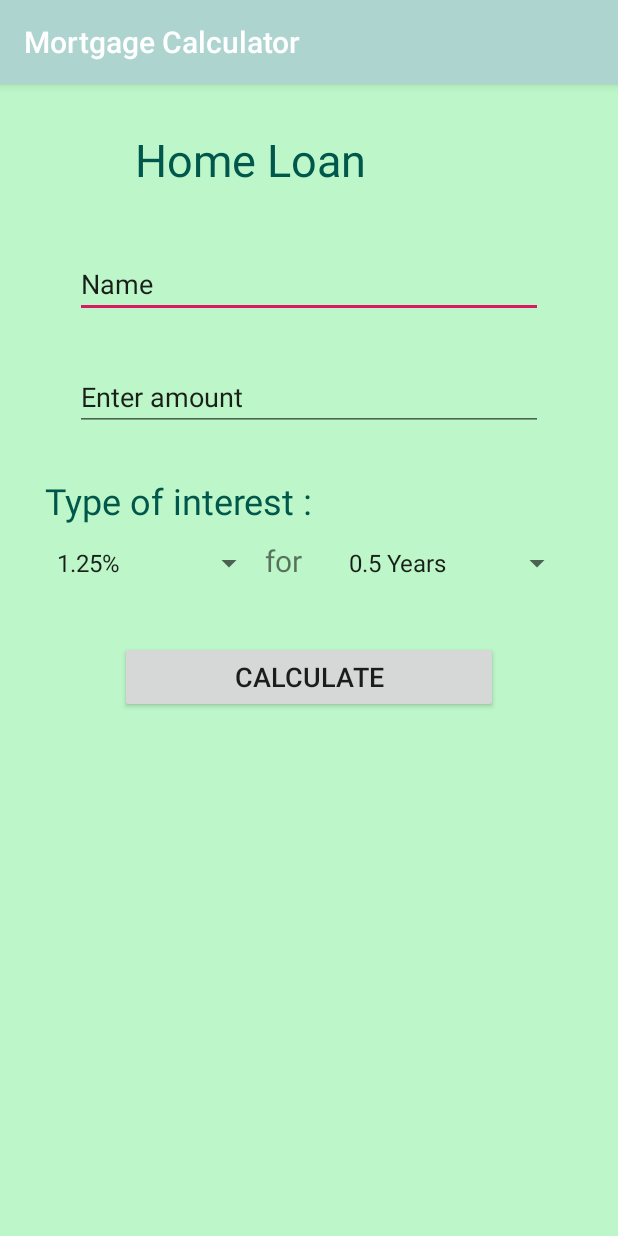
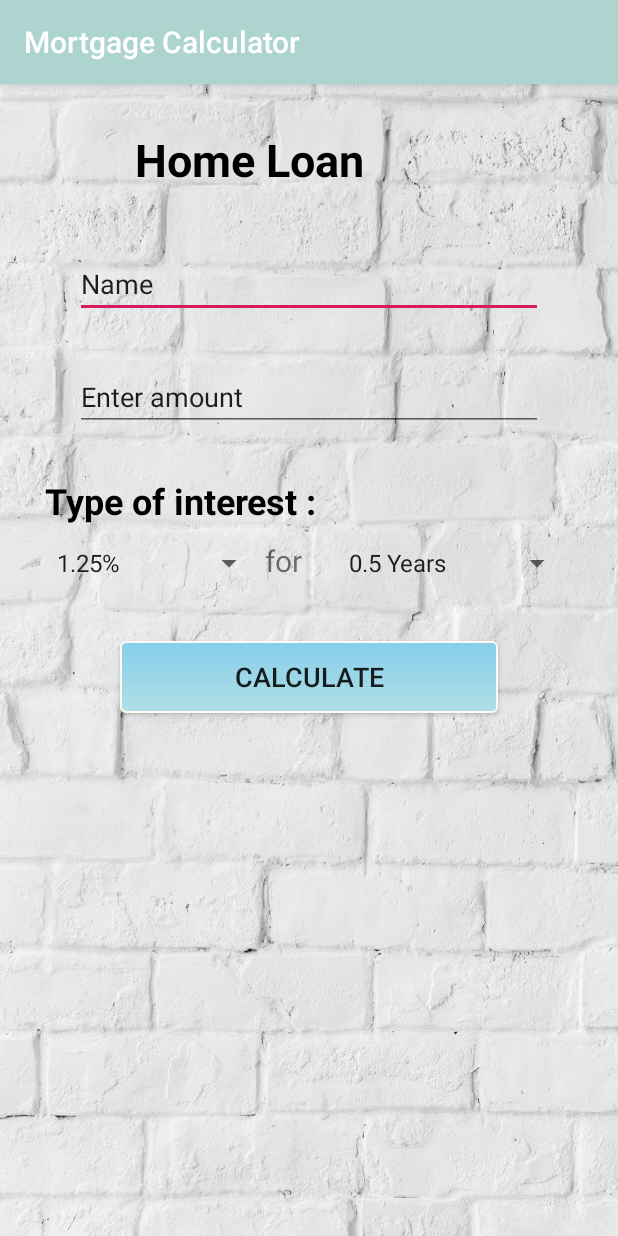
Before and after one commit to manki23/MortgageCalculator, an Android app: the screen it shows after launch (WelcomePageActivity), on a phone screen of 412 x 824 dp. Run offline under Robolectric (Android 15) with nearby library versions, the phone set to English and light mode, and no system bars.

Commit message:
Change the background image and button color for the welcome page.

```diff
--- a/app/src/main/res/layout/activity_welcome_page.xml
+++ b/app/src/main/res/layout/activity_welcome_page.xml
@@ -4,7 +4,7 @@
     xmlns:tools="http://schemas.android.com/tools"
     android:layout_width="match_parent"
     android:layout_height="match_parent"
-    android:background="@color/greenBackground"
+    android:background="@drawable/setting_background_04"
     tools:context=".WelcomePageActivity">
 
 
@@ -25,7 +25,8 @@
             android:padding="10dp"
             android:text="@string/homeLoantxt"
             android:textColor="@color/colorPrimaryDark"
-            android:textSize="30sp" />
+            android:textSize="30sp"
+            android:textStyle="bold" />
 
         <EditText
             android:id="@+id/name"
@@ -61,7 +62,8 @@
             android:layout_marginBottom="10dp"
             android:text="@string/typeOfInterest"
             android:textColor="@color/colorPrimaryDark"
-            android:textSize="24sp" />
+            android:textSize="24sp"
+            android:textStyle="bold" />
 
         <LinearLayout
             android:id="@+id/linearLayout2"
@@ -100,8 +102,11 @@
             android:layout_marginLeft="80dp"
             android:layout_marginTop="40dp"
             android:layout_marginRight="80dp"
+            android:background="@drawable/round_corner_button"
             android:text="@string/calculate"
             android:textSize="18sp" />
 
+
+
     </LinearLayout>
 </RelativeLayout>
--- a/app/src/main/res/values/colors.xml
+++ b/app/src/main/res/values/colors.xml
@@ -1,7 +1,7 @@
 <?xml version="1.0" encoding="utf-8"?>
 <resources>
     <color name="colorPrimary">#AED4D0</color>
-    <color name="colorPrimaryDark">#00574b</color>
+    <color name="colorPrimaryDark">#000000</color>
     <color name="colorAccent">#D81B60</color>
     <color name="greenBackground">#BDF6C8</color>
 </resources>
```
